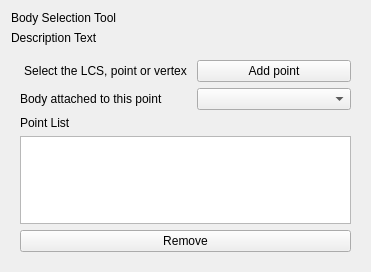
Above: BodySelector.ui from ljplessis/Nikra-DAP before the change. Below: the same form after it.
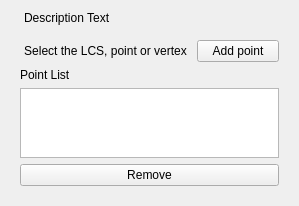
That is the form after the change. The open tabs and pages were chosen to show the change.

Diff of the .ui file:
```diff
--- a/BodySelector.ui
+++ b/BodySelector.ui
@@ -6,8 +6,8 @@
    <rect>
     <x>0</x>
     <y>0</y>
-    <width>371</width>
-    <height>272</height>
+    <width>235</width>
+    <height>155</height>
    </rect>
   </property>
   <property name="windowTitle">
@@ -19,11 +19,11 @@
      <item row="0" column="0">
       <widget class="QLabel" name="label_5">
        <property name="text">
-        <string>Body Selection Tool </string>
+        <string/>
        </property>
       </widget>
      </item>
-     <item row="1" column="0" colspan="2">
+     <item row="0" column="1">
       <widget class="QLabel" name="labelHelperText">
        <property name="text">
         <string>Description Text </string>
@@ -175,20 +175,6 @@
       <layout class="QGridLayout" name="gridLayout_7">
        <item row="0" column="0">
         <layout class="QGridLayout" name="gridLayout_4">
-         <item row="2" column="0">
-          <widget class="QLabel" name="label_10">
-           <property name="text">
-            <string>Body attached to this point </string>
-           </property>
-          </widget>
-         </item>
-         <item row="3" column="0">
-          <widget class="QLabel" name="label_3">
-           <property name="text">
-            <string>Point List </string>
-           </property>
-          </widget>
-         </item>
          <item row="1" column="0">
           <widget class="QPushButton" name="pointName">
            <property name="text">
@@ -199,6 +185,9 @@
            </property>
           </widget>
          </item>
+         <item row="3" column="0" colspan="2">
+          <widget class="QListWidget" name="pointList"/>
+         </item>
          <item row="1" column="1">
           <widget class="QPushButton" name="pointPush">
            <property name="text">
@@ -206,13 +195,14 @@
            </property>
           </widget>
          </item>
+         <item row="2" column="0">
+          <widget class="QLabel" name="label_3">
+           <property name="text">
+            <string>Point List </string>
+           </property>
+          </widget>
+         </item>
          <item row="4" column="0" colspan="2">
-          <widget class="QListWidget" name="pointList"/>
-         </item>
-         <item row="2" column="1">
-          <widget class="QComboBox" name="bodyPointCombo"/>
-         </item>
-         <item row="5" column="0" colspan="2">
           <widget class="QPushButton" name="pointRemove">
            <property name="text">
             <string>Remove</string>
```
Left out of the diff: 2 changed lines with no effect on the pictures.
